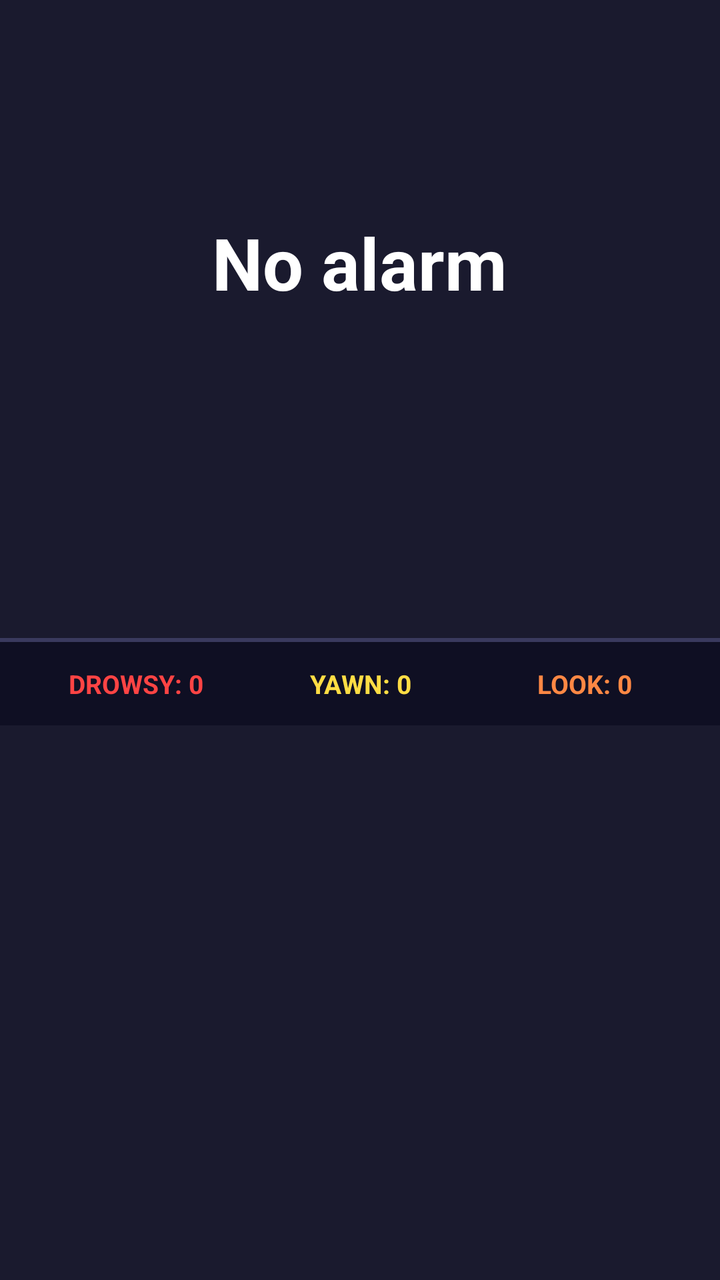
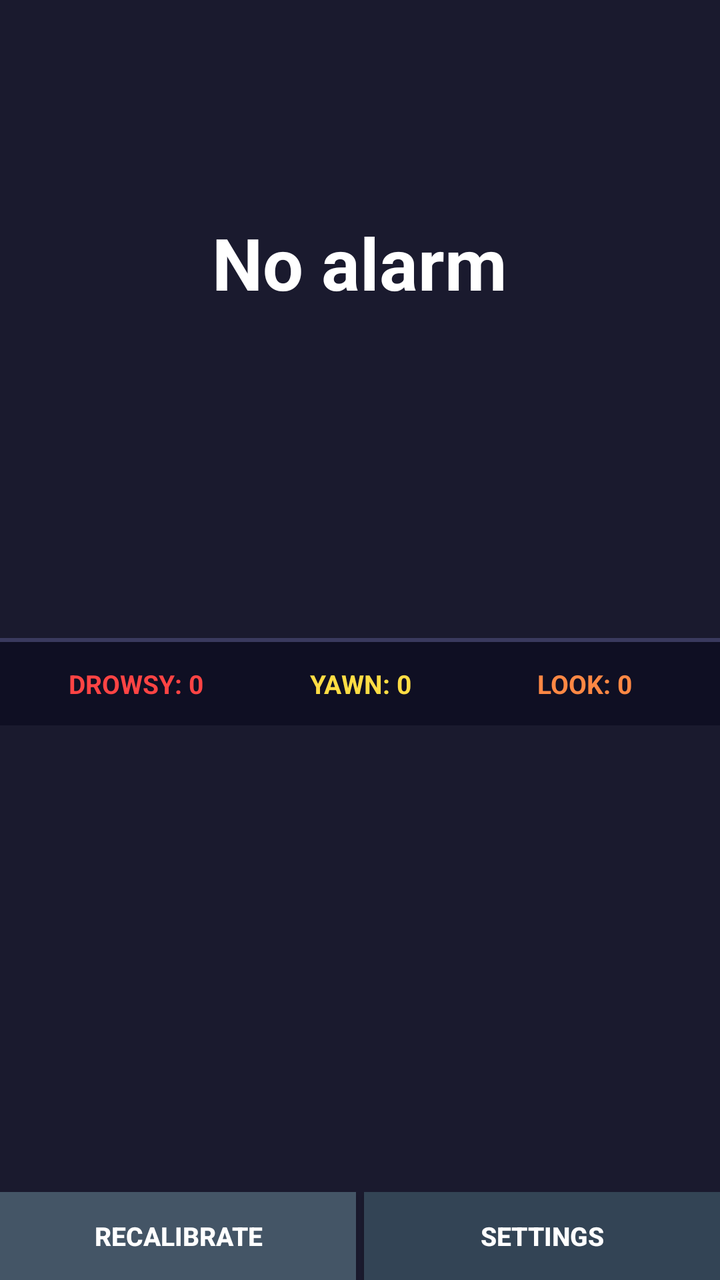

Screens rendered from an Android XML layout before and after an edit, with the pre-edit source and the edit as a unified diff.
<!-- AndroidManifest.xml: application theme Theme.DrowsinessAlert -->
<!-- res/layout/activity_main.xml -->
<?xml version="1.0" encoding="utf-8"?>
<LinearLayout xmlns:android="http://schemas.android.com/apk/res/android"
    xmlns:tools="http://schemas.android.com/tools"
    android:layout_width="match_parent"
    android:layout_height="match_parent"
    android:orientation="vertical"
    android:keepScreenOn="true"
    tools:context=".MainActivity">

    
    <FrameLayout
        android:id="@+id/alertContainer"
        android:layout_width="match_parent"
        android:layout_height="0dp"
        android:layout_weight="1"
        android:background="@color/normal_bg">

        <LinearLayout
            android:layout_width="match_parent"
            android:layout_height="match_parent"
            android:orientation="vertical"
            android:gravity="center"
            android:padding="24dp">

            <TextView
                android:id="@+id/alertTitle"
                android:layout_width="wrap_content"
                android:layout_height="wrap_content"
                android:text="@string/no_alarm"
                android:textColor="@color/alert_text"
                android:textSize="36sp"
                android:textStyle="bold"
                android:gravity="center" />

            <TextView
                android:id="@+id/alertTimestamp"
                android:layout_width="wrap_content"
                android:layout_height="wrap_content"
                android:text=""
                android:textColor="#aaaaaa"
                android:textSize="16sp"
                android:layout_marginTop="12dp"
                android:gravity="center" />

            <TextView
                android:id="@+id/alertDuration"
                android:layout_width="wrap_content"
                android:layout_height="wrap_content"
                android:text=""
                android:textColor="#aaaaaa"
                android:textSize="14sp"
                android:layout_marginTop="4dp"
                android:gravity="center" />

        </LinearLayout>
    </FrameLayout>

    
    <View
        android:layout_width="match_parent"
        android:layout_height="2dp"
        android:background="@color/divider" />

    
    <LinearLayout
        android:layout_width="match_parent"
        android:layout_height="0dp"
        android:layout_weight="1"
        android:orientation="vertical"
        android:background="@color/normal_bg">

        
        <LinearLayout
            android:id="@+id/eventHeader"
            android:layout_width="match_parent"
            android:layout_height="wrap_content"
            android:orientation="horizontal"
            android:padding="12dp"
            android:background="@color/header_bg">

            <TextView
                android:id="@+id/countDrowsy"
                android:layout_width="0dp"
                android:layout_height="wrap_content"
                android:layout_weight="1"
                android:text="DROWSY: 0"
                android:textColor="#ff4444"
                android:textSize="13sp"
                android:textStyle="bold"
                android:gravity="center" />

            <TextView
                android:id="@+id/countYawning"
                android:layout_width="0dp"
                android:layout_height="wrap_content"
                android:layout_weight="1"
                android:text="YAWN: 0"
                android:textColor="#ffdd44"
                android:textSize="13sp"
                android:textStyle="bold"
                android:gravity="center" />

            <TextView
                android:id="@+id/countNotLooking"
                android:layout_width="0dp"
                android:layout_height="wrap_content"
                android:layout_weight="1"
                android:text="LOOK: 0"
                android:textColor="#ff8844"
                android:textSize="13sp"
                android:textStyle="bold"
                android:gravity="center" />

        </LinearLayout>

        <androidx.recyclerview.widget.RecyclerView
            android:id="@+id/eventLog"
            android:layout_width="match_parent"
            android:layout_height="match_parent"
            android:clipToPadding="false"
            android:paddingBottom="8dp" />

    </LinearLayout>

</LinearLayout>
<!-- resources referenced by this layout -->
<resources>
  <color name="alert_text">#ffffff</color>
  <color name="divider">#3a3a5e</color>
  <color name="header_bg">#0f0f23</color>
  <color name="normal_bg">#1a1a2e</color>
  <string name="no_alarm">No alarm</string>
  <style name="Theme.DrowsinessAlert" parent="Theme.AppCompat.DayNight.NoActionBar">
          <item name="android:statusBarColor">@color/normal_bg</item>
          <item name="android:navigationBarColor">@color/normal_bg</item>
      </style>
</resources>

<!-- the commit's change to res/layout/activity_main.xml (unified diff, before → after) -->
@@ -116,9 +116,41 @@
         <androidx.recyclerview.widget.RecyclerView
             android:id="@+id/eventLog"
             android:layout_width="match_parent"
-            android:layout_height="match_parent"
+            android:layout_height="0dp"
+            android:layout_weight="1"
             android:clipToPadding="false"
             android:paddingBottom="8dp" />
+
+        <LinearLayout
+            android:layout_width="match_parent"
+            android:layout_height="44dp"
+            android:orientation="horizontal">
+
+            <Button
+                android:id="@+id/recalibrateButton"
+                android:layout_width="0dp"
+                android:layout_height="match_parent"
+                android:layout_weight="1"
+                android:layout_marginRight="2dp"
+                android:text="RECALIBRATE"
+                android:textSize="13sp"
+                android:textStyle="bold"
+                android:textColor="#ffffff"
+                android:background="#445566" />
+
+            <Button
+                android:id="@+id/settingsButton"
+                android:layout_width="0dp"
+                android:layout_height="match_parent"
+                android:layout_weight="1"
+                android:layout_marginLeft="2dp"
+                android:text="SETTINGS"
+                android:textSize="13sp"
+                android:textStyle="bold"
+                android:textColor="#ffffff"
+                android:background="#334455" />
+
+        </LinearLayout>
 
     </LinearLayout>
 
